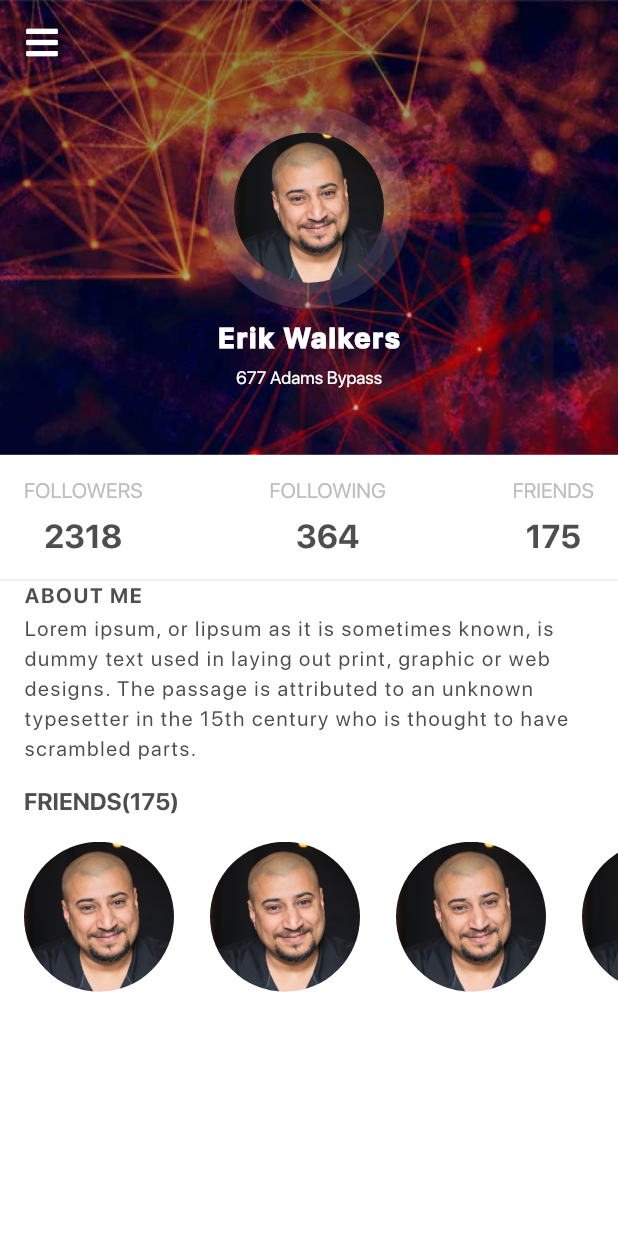
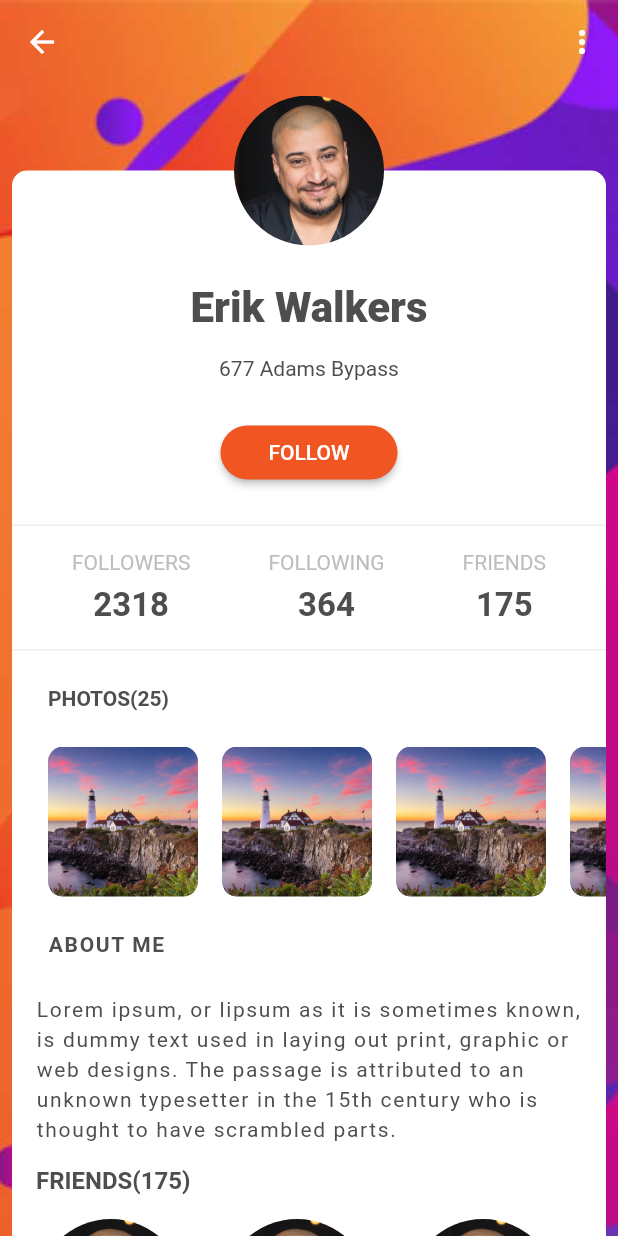
Before and after one commit to soufi-43/flutter_ui, a Flutter app: the screen it shows after launch, on a phone screen of 412 x 824 dp. Run offline on Flutter 3.47's test engine with Material 2 defaults, Android fonts, the phone set to English and light mode, and no system bars; our stand-ins replace font_awesome_flutter; project files that could hold a hidden picture were left out.

Commit message:
ADD profile3

```diff
--- a/lib/main.dart
+++ b/lib/main.dart
@@ -1,7 +1,7 @@
 import 'package:flutter/material.dart';
 
 import 'package:flutterui/profiles/profile1/profile_1.dart';
-import 'package:flutterui/profiles/profile2/profile2.dart';
+import 'package:flutterui/profiles/profile3/profile3.dart';
 
 void main() => runApp(MyApp());
 
@@ -15,7 +15,7 @@ class MyApp extends StatelessWidget {
 
         primarySwatch: Colors.blue,
       ),
-      home:Profile2(),
+      home:Profile3(),
     );
   }
 }
--- /dev/null
+++ b/lib/profiles/profile3/profile.dart
@@ -0,0 +1,15 @@
+class User{
+  String name ,address,about ;
+
+  User({this.name, this.address, this.about});
+
+
+}
+class Profile{
+  User user ;
+  int following ,followers ,friends,photos ;
+
+  Profile({this.user, this.following, this.followers, this.friends,this.photos});
+
+
+}
--- /dev/null
+++ b/lib/profiles/profile3/profile3.dart
@@ -0,0 +1,316 @@
+import 'package:flutter/cupertino.dart';
+import 'package:flutter/material.dart';
+import 'package:flutterui/profiles/profile3/profile.dart';
+import 'provider.dart';
+
+class Profile3 extends StatefulWidget {
+  @override
+  _Profile3State createState() => _Profile3State();
+}
+
+class _Profile3State extends State<Profile3> {
+  Profile _profile = ProfileProvider.getProfile();
+
+  @override
+  Widget build(BuildContext context) {
+    return Stack(
+      children: <Widget>[
+        Image.asset(
+          'assets/profiles/profile3bg.jpg',
+          fit: BoxFit.cover,
+          height: MediaQuery.of(context).size.height,
+        ),
+        Scaffold(
+          backgroundColor: Colors.transparent,
+          appBar: AppBar(
+            backgroundColor: Colors.transparent,
+            elevation: 0,
+            leading: IconButton(icon: Icon(Icons.arrow_back), onPressed: () {}),
+            actions: <Widget>[
+              IconButton(
+                onPressed: () {},
+                icon: Icon(Icons.more_vert),
+              ),
+            ],
+          ),
+          body: Stack(
+            children: <Widget>[
+              _bodyContent(context),
+              _profileImage(context),
+            ],
+          ),
+        ),
+      ],
+    );
+  }
+
+  Widget _bodyContent(BuildContext context) {
+    return Positioned(
+      left: 8,
+      right: 8,
+      top: MediaQuery.of(context).size.height * 0.07,
+      bottom: 0,
+      child: Container(
+        padding: EdgeInsets.only(top: 75),
+        decoration: BoxDecoration(
+          color: Colors.white,
+          borderRadius: BorderRadius.only(
+              topLeft: Radius.circular(10), topRight: Radius.circular(10)),
+        ),
+        child: ListView(
+          children: <Widget>[
+            Text(
+              _profile.user.name,
+              style: TextStyle(
+                fontWeight: FontWeight.w900,
+                fontSize: 28,
+                color: _textColor,
+              ),
+              textAlign: TextAlign.center,
+            ),
+            Padding(
+              padding: EdgeInsets.only(top: 16, bottom: 24),
+              child: Text(
+                _profile.user.address,
+                style: TextStyle(
+                  color: _textColor,
+                ),
+                textAlign: TextAlign.center,
+              ),
+            ),
+            Padding(
+              padding: EdgeInsets.only(bottom: 24),
+              child: _followButton(context),
+            ),
+            _divider(context),
+            Padding(
+              padding: EdgeInsets.symmetric(horizontal: 24),
+              child: _counters(context),
+            ),
+            _divider(context),
+            Padding(
+              padding: EdgeInsets.all(24),
+              child: Text(
+                'PHOTOS(${_profile.photos.toString()})',
+                style: TextStyle(
+                  color: _textColor,
+                  fontWeight: FontWeight.bold,
+                ),
+              ),
+            ),
+            _photos(context),
+            ... _aboutMe(context),
+            _friends(context),
+            _contacts(context),
+          ],
+        ),
+      ),
+    );
+  }
+
+  Widget _profileImage(BuildContext context) {
+    return Positioned(
+      top: MediaQuery.of(context).size.height * 0.07 - 50,
+      left: MediaQuery.of(context).size.width / 2 - 50,
+      child: Container(
+        width: 100,
+        height: 100,
+        decoration: BoxDecoration(
+          image: DecorationImage(
+            image: ExactAssetImage(
+              'assets/shared/ahmad.png',
+            ),
+            fit: BoxFit.cover,
+          ),
+          shape: BoxShape.circle,
+        ),
+      ),
+    );
+  }
+
+  var _buttonColor = Color(0xFF05522);
+
+  Widget _followButton(BuildContext context) {
+    return Align(
+      child: MaterialButton(
+        color: _buttonColor = Color(0xFFf05522),
+        onPressed: () {},
+        child: Padding(
+          padding: EdgeInsets.symmetric(horizontal: 16, vertical: 8),
+          child: Text(
+            'FOLLOW',
+            style: TextStyle(color: Colors.white),
+          ),
+        ),
+        shape: RoundedRectangleBorder(
+          borderRadius: BorderRadius.all(
+            Radius.circular(25),
+          ),
+        ),
+      ),
+    );
+  }
+
+  Widget _divider(BuildContext context) {
+    return Container(
+      height: 1,
+      color: Colors.grey.shade200,
+    );
+  }
+
+  static Color _textColor = Color(0xFF4e4e4e);
+
+  TextStyle _bottomBarTitle = TextStyle(color: Colors.grey.shade400);
+  TextStyle _bottomBarCounter = TextStyle(
+    color: _textColor,
+    fontSize: 22,
+    fontWeight: FontWeight.bold,
+  );
+
+  Widget _counters(BuildContext context) {
+    return Padding(
+      padding: const EdgeInsets.all(16),
+      child: Row(
+        mainAxisAlignment: MainAxisAlignment.spaceBetween,
+        children: <Widget>[
+          Column(
+            children: <Widget>[
+              Text('FOLLOWERS', style: _bottomBarTitle),
+              SizedBox(
+                height: 8,
+              ),
+              Text(_profile.followers.toString(), style: _bottomBarCounter),
+            ],
+          ),
+          Column(
+            children: <Widget>[
+              Text(
+                'FOLLOWING',
+                style: _bottomBarTitle,
+              ),
+              SizedBox(
+                height: 8,
+              ),
+              Text(_profile.following.toString(), style: _bottomBarCounter),
+            ],
+          ),
+          Column(
+            children: <Widget>[
+              Text(
+                'FRIENDS',
+                style: _bottomBarTitle,
+              ),
+              SizedBox(
+                height: 8,
+              ),
+              Text(
+                _profile.friends.toString(),
+                style: _bottomBarCounter,
+              ),
+            ],
+          ),
+        ],
+      ),
+    );
+  }
+
+  Widget _photos(BuildContext context) {
+    return Container(
+      width: double.infinity,
+      padding: EdgeInsets.only(left: 24),
+      height: 100,
+      child: ListView(
+        children: List.generate(
+          _profile.photos,
+          (index) {
+            return Container(
+              width: 100,
+              height: 100,
+              margin: EdgeInsets.only(right: 16),
+              decoration: BoxDecoration(
+                image: DecorationImage(
+                  image: ExactAssetImage('assets/profiles/landscape_1.jpg'),
+                  fit: BoxFit.cover,
+                ),
+                borderRadius: BorderRadius.all(
+                  Radius.circular(10),
+                ),
+              ),
+            );
+          },
+        ).toList(),
+        scrollDirection: Axis.horizontal,
+      ),
+    );
+  }
+
+  List<Widget> _aboutMe(BuildContext context) {
+    return [
+      Padding(
+        padding: EdgeInsets.symmetric(vertical: 24, horizontal: 24),
+        child: Text(
+          'ABOUT ME',
+          style: TextStyle(
+            color: _textColor,
+            fontWeight: FontWeight.bold,
+            letterSpacing: 1.1,
+          ),
+        ),
+      ),
+      Padding(
+        padding: EdgeInsets.symmetric(horizontal: 16),
+        child: Text(_profile.user.about,
+          style: TextStyle(
+            color: _textColor,
+            fontSize: 14,
+            height: 1.4,
+            letterSpacing: 1.1,
+          ),),
+      ),
+    ];
+  }
+  Widget _friends(BuildContext context) {
+    return Padding(
+      padding: const EdgeInsets.all(16),
+      child: Text(
+        "FRIENDS(${_profile.friends.toString()
+        })",
+        style: TextStyle(
+          color: _textColor,
+          fontSize: 16.0,
+          fontWeight: FontWeight.bold,
+        ),
+
+      ),
+    );
+  }
+  Widget _contacts(BuildContext context) {
+    return Container(
+      width: double.infinity,
+      height: 100,
+      padding: EdgeInsets.only(left: 16),
+      child: ListView(
+        scrollDirection: Axis.horizontal,
+        children: List.generate(25, (index){
+          return Container(
+            width: 100,
+            margin: EdgeInsets.only(right: 24),
+            decoration: BoxDecoration(
+              image: DecorationImage(
+                image: ExactAssetImage('assets/shared/ahmad.png'),
+                fit: BoxFit.cover,
+
+              ),
+              shape: BoxShape.circle,
+
+
+            ),
+          );
+        }),
+      ),
+    );
+
+
+  }
+
+}
--- /dev/null
+++ b/lib/profiles/profile3/provider.dart
@@ -0,0 +1,17 @@
+import 'package:flutterui/profiles/profile3/profile.dart';
+
+class ProfileProvider{
+  // ignore: missing_return
+  static Profile getProfile(){
+    return Profile(
+        user: User(name: 'Erik Walkers',address: "677 Adams Bypass",about: 'Lorem ipsum, or lipsum as it is sometimes known, is dummy text used in laying out print, graphic or web designs. The passage is attributed to an unknown typesetter in the 15th century who is thought to have scrambled parts.'),
+        followers: 2318,
+        following: 364,
+        friends: 175,
+      photos: 25
+
+    );
+
+
+  }
+}
```
Also changed, not shown: assets/profiles/profile3bg.jpg (added).
